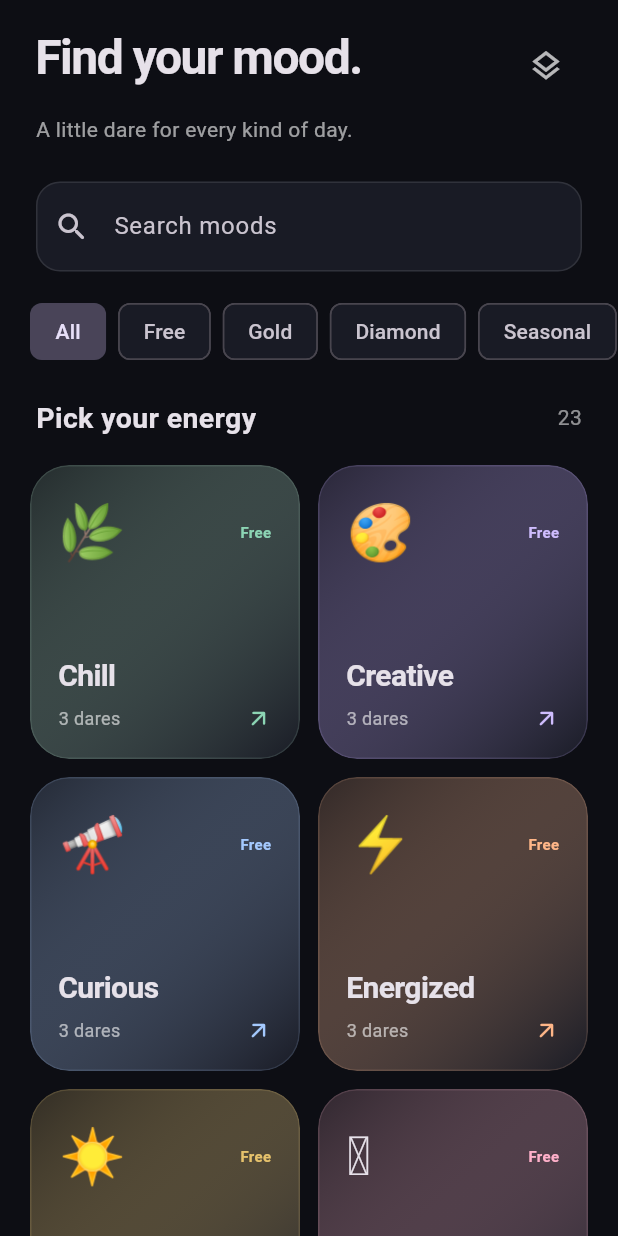
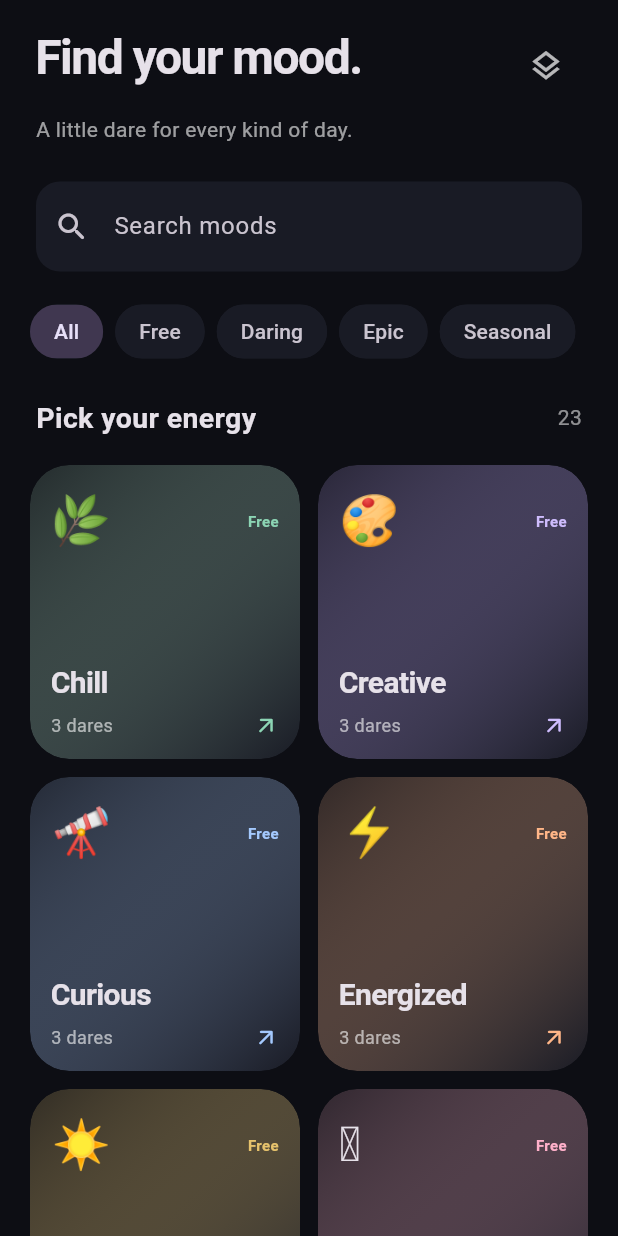
Before and after one commit to Oscasavia/mooddare, a Flutter app: the DaresScreen screen opened directly, on a phone screen of 412 x 824 dp. Run offline on Flutter 3.47's test engine with Material 3 defaults, Android fonts, the phone set to English and light mode, and no system bars; our stand-ins replace camera, cloud_firestore, firebase_auth, firebase_core, firebase_storage, google_sign_in and 4 more; missing offline and left inert: gal, video_thumbnail; accounts and stored records are empty.

Commit message:
Restore Daring and Epic packs and polish portrait phone layout

```diff
--- a/lib/features/dares/data/repositories/dares_repository.dart
+++ b/lib/features/dares/data/repositories/dares_repository.dart
@@ -78,10 +78,10 @@ class DaresRepository {
       ('Flirty', '😉'),
     ])
       MoodModel(
-        id: 'preview-gold-${entry.$1.toLowerCase()}',
+        id: 'preview-daring-${entry.$1.toLowerCase()}',
         name: entry.$1,
         icon: entry.$2,
-        pack: 'gold',
+        pack: 'daring',
         color: const Color(0xFFE8C47B),
         isLocked: true,
         dareList: [],
@@ -97,10 +97,10 @@ class DaresRepository {
       ('Nostalgic', '📼'),
     ])
       MoodModel(
-        id: 'preview-diamond-${entry.$1.toLowerCase()}',
+        id: 'preview-epic-${entry.$1.toLowerCase()}',
         name: entry.$1,
         icon: entry.$2,
-        pack: 'diamond',
+        pack: 'epic',
         color: const Color(0xFFA7C9F5),
         isLocked: true,
         dareList: [],
--- a/lib/features/dares/domain/mood_catalog.dart
+++ b/lib/features/dares/domain/mood_catalog.dart
@@ -3,8 +3,8 @@ import '../../../models/mood_model.dart';
 enum MoodCollection {
   all('All'),
   free('Free'),
-  gold('Gold'),
-  diamond('Diamond'),
+  daring('Daring'),
+  epic('Epic'),
   seasonal('Seasonal');
 
   final String label;
@@ -24,8 +24,8 @@ class MoodCatalog {
           final matchesCollection = switch (collection) {
             MoodCollection.all => true,
             MoodCollection.free => mood.tier == MoodTier.basic,
-            MoodCollection.gold => mood.tier == MoodTier.gold,
-            MoodCollection.diamond => mood.tier == MoodTier.diamond,
+            MoodCollection.daring => mood.tier == MoodTier.daring,
+            MoodCollection.epic => mood.tier == MoodTier.epic,
             MoodCollection.seasonal => mood.isSeasonal,
           };
           return matchesCollection &&
--- a/lib/features/dares/presentation/screens/dares_screen.dart
+++ b/lib/features/dares/presentation/screens/dares_screen.dart
@@ -71,8 +71,8 @@ class _DaresScreenState extends State<DaresScreen> {
           final moods =
               catalog?.filter(_collection, _search.text) ?? <MoodModel>[];
           final premium =
-              _collection == MoodCollection.gold ||
-              _collection == MoodCollection.diamond;
+              _collection == MoodCollection.daring ||
+              _collection == MoodCollection.epic;
           return RefreshIndicator(
             onRefresh: _refresh,
             child: CustomScrollView(
@@ -197,8 +197,9 @@ class _DaresScreenState extends State<DaresScreen> {
                                 switch (_collection) {
                                   MoodCollection.all => 'Pick your energy',
                                   MoodCollection.free => 'Yours to explore',
-                                  MoodCollection.gold => 'A little more daring',
-                                  MoodCollection.diamond => 'Make it memorable',
+                                  MoodCollection.daring =>
+                                    'A little more daring',
+                                  MoodCollection.epic => 'Make it memorable',
                                   MoodCollection.seasonal => 'Seasonal moments',
                                 },
                                 style: const TextStyle(
@@ -267,11 +268,11 @@ class _DaresScreenState extends State<DaresScreen> {
                       builder: (context, constraints) {
                         final scale =
                             MediaQuery.textScalerOf(context).scale(20) / 20;
-                        final columns =
-                            (constraints.crossAxisExtent /
-                                    (scale > 1.2 ? 240 : 170))
-                                .floor()
-                                .clamp(1, 4);
+                        // Keep two cards on narrow phones, including cover screens.
+                        // Larger text grows the cards vertically instead of dropping a column.
+                        final columns = (constraints.crossAxisExtent / 220)
+                            .floor()
+                            .clamp(2, 4);
                         return SliverGrid(
                           gridDelegate:
                               SliverGridDelegateWithFixedCrossAxisCount(
--- a/lib/features/dares/presentation/widgets/mood_card.dart
+++ b/lib/features/dares/presentation/widgets/mood_card.dart
@@ -39,14 +39,13 @@ class MoodCard extends StatelessWidget {
                   const Color(0xFF191B25),
                 ],
               ),
-              border: Border.all(color: mood.color.withValues(alpha: .16)),
             ),
             child: InkWell(
               onTap: onTap,
               splashFactory: NoSplash.splashFactory,
               highlightColor: Colors.transparent,
               child: Padding(
-                padding: const EdgeInsets.all(18),
+                padding: const EdgeInsets.all(14),
                 child: Column(
                   crossAxisAlignment: CrossAxisAlignment.start,
                   children: [
@@ -55,7 +54,7 @@ class MoodCard extends StatelessWidget {
                         Text(
                           mood.icon,
                           textScaler: TextScaler.noScaling,
-                          style: const TextStyle(fontSize: 36),
+                          style: const TextStyle(fontSize: 32),
                         ),
                         const SizedBox(width: 8),
                         Expanded(
@@ -97,10 +96,11 @@ class MoodCard extends StatelessWidget {
                         Expanded(
                           child: Text(
                             status,
-                            maxLines: 1,
+                            maxLines: 2,
                             overflow: TextOverflow.ellipsis,
                             style: const TextStyle(
                               fontSize: 12,
+                              height: 1.25,
                               color: Colors.white60,
                             ),
                           ),
--- a/lib/features/dares/presentation/widgets/mood_preview.dart
+++ b/lib/features/dares/presentation/widgets/mood_preview.dart
@@ -96,7 +96,7 @@ Future<void> showMoodCollections(
           ),
           const SizedBox(height: 12),
           const Text(
-            'Free moods are ready now. Gold and Diamond are previews of future collections.',
+            'Free moods are ready now. Daring and Epic are previews of future collections.',
             style: TextStyle(color: Colors.white70, height: 1.5),
           ),
           const SizedBox(height: 20),
@@ -105,8 +105,8 @@ Future<void> showMoodCollections(
               contentPadding: EdgeInsets.zero,
               leading: Icon(switch (tier) {
                 MoodTier.basic => Icons.favorite_border,
-                MoodTier.gold => Icons.workspace_premium_outlined,
-                MoodTier.diamond => Icons.diamond_outlined,
+                MoodTier.daring => Icons.local_fire_department_outlined,
+                MoodTier.epic => Icons.auto_awesome_outlined,
               }),
               title: Text(tier.label),
               subtitle: Text(
--- a/lib/main.dart
+++ b/lib/main.dart
@@ -7,8 +7,9 @@ import 'package:mooddare/core/widgets/app_empty_state.dart';
 import 'package:mooddare/features/auth/presentation/auth_gate.dart';
 import 'firebase_options.dart';
 
-void main() {
+Future<void> main() async {
   WidgetsFlutterBinding.ensureInitialized();
+  await SystemChrome.setPreferredOrientations([DeviceOrientation.portraitUp]);
   SystemChrome.setEnabledSystemUIMode(SystemUiMode.edgeToEdge);
   SystemChrome.setSystemUIOverlayStyle(
     const SystemUiOverlayStyle(
--- a/lib/models/mood_model.dart
+++ b/lib/models/mood_model.dart
@@ -2,17 +2,17 @@ import 'package:flutter/material.dart';
 
 enum MoodTier {
   basic('Free'),
-  gold('Gold'),
-  diamond('Diamond');
+  daring('Daring'),
+  epic('Epic');
 
   final String label;
   const MoodTier(this.label);
 
   static MoodTier fromPack(String pack, {bool locked = false}) =>
       switch (pack.trim().toLowerCase()) {
-        'gold' || 'daring' || 'premium' => MoodTier.gold,
-        'diamond' || 'epic' => MoodTier.diamond,
-        _ => locked ? MoodTier.gold : MoodTier.basic,
+        'gold' || 'daring' || 'premium' => MoodTier.daring,
+        'diamond' || 'epic' => MoodTier.epic,
+        _ => locked ? MoodTier.daring : MoodTier.basic,
       };
 }
 
@@ -64,8 +64,8 @@ class MoodModel {
         ? MoodTier.fromPack(pack, locked: locked)
         : switch (rawTier is String ? rawTier.trim().toLowerCase() : '') {
             'basic' || 'free' => MoodTier.basic,
-            'diamond' || 'epic' => MoodTier.diamond,
-            _ => MoodTier.gold,
+            'diamond' || 'epic' => MoodTier.epic,
+            _ => MoodTier.daring,
           };
     var hex = text(data['colorHex'], '').replaceAll('#', '');
     if (hex.length == 6) hex = 'FF$hex';
```
Also changed, not shown: lib/core/app_theme.dart (+27 -3 lines), lib/features/dares/presentation/screens/dare_generation_screen.dart (+0 -8 lines), 7 other files.
